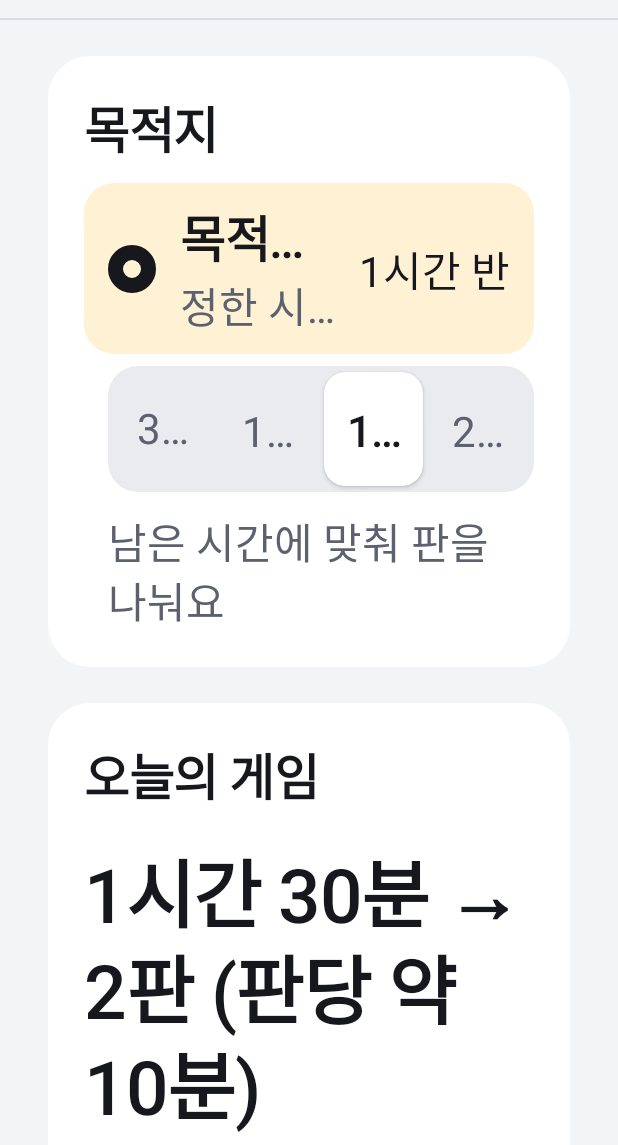
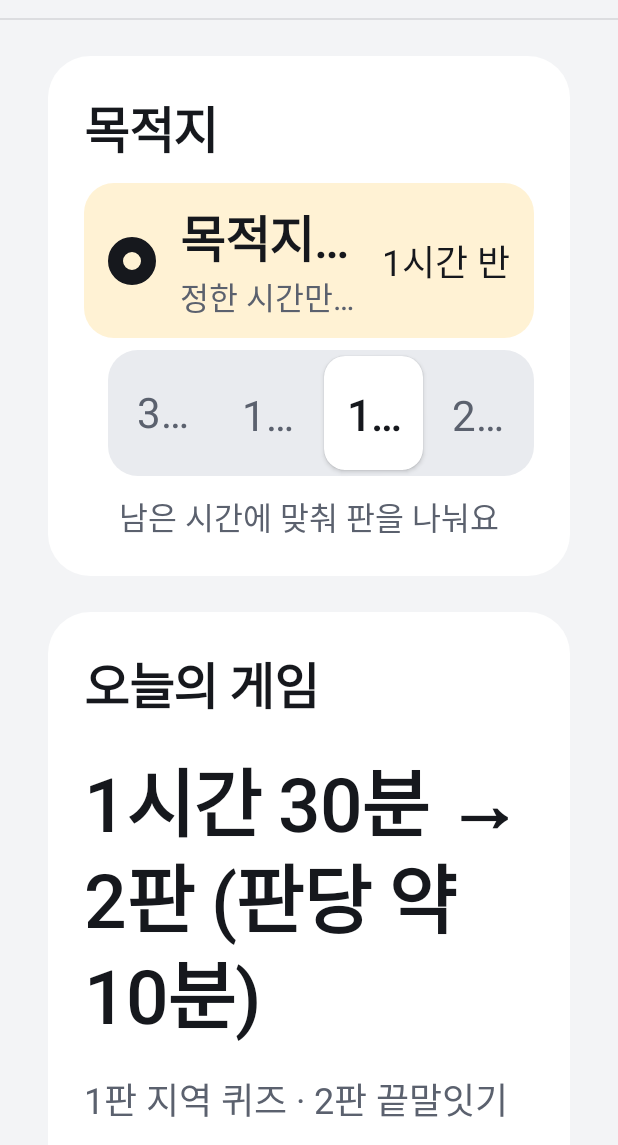
Before and after one commit to dxyxxn/Nolleo, an Android app built with Jetpack Compose: the screen it shows after launch (MainActivity), after a tap on "1시간 반", on a phone screen of 412 x 824 dp, the part 91-1236 px from its top. Run offline under Robolectric (Android 15) with nearby library versions, the phone set to English and light mode, and no system bars; libraries missing offline, so code that uses them is left out: ai.pleos.playground; 26 statements that could not run were skipped.

Commit message:
style: 홈 서브 글씨는 예전 크기로, '남은 시간에 맞춰 판을 나눠요'는 카드 아래 가운데
- 목적지 줄 설명·오른쪽 값, 판 구성·쉬는 시간 줄, 안내 줄, 좌석 센서·배너 설명을 키우기 전 스타일로 (제목·선택 막대는 그대로)
- 넓은 창은 왼쪽 카드 맨 아래로 내려 오른쪽 카드의 '주행 중에는 …'과 같은 높이, 좁은 창은 시간 막대 아래 가운데

```diff
--- a/app/src/main/java/com/nolleo/app/ui/common/Components.kt
+++ b/app/src/main/java/com/nolleo/app/ui/common/Components.kt
@@ -230,11 +230,11 @@ fun ChoiceRow(
         Column(Modifier.weight(1f)) {
             Text(title, style = MaterialTheme.typography.titleLarge, color = c.ink, maxLines = 1, overflow = TextOverflow.Ellipsis)
             if (subtitle != null) {
-                Text(subtitle, style = MaterialTheme.typography.bodyLarge, color = c.muted, maxLines = 1, overflow = TextOverflow.Ellipsis)
+                Text(subtitle, style = MaterialTheme.typography.labelSmall, color = c.muted, maxLines = 1, overflow = TextOverflow.Ellipsis)
             }
         }
         if (trailing != null) {
-            Text(trailing, style = MaterialTheme.typography.bodyLarge, color = if (selected) c.ink else c.muted, maxLines = 1)
+            Text(trailing, style = MaterialTheme.typography.bodyMedium, color = if (selected) c.ink else c.muted, maxLines = 1)
         }
     }
 }
--- a/app/src/main/java/com/nolleo/app/ui/home/HomeScreen.kt
+++ b/app/src/main/java/com/nolleo/app/ui/home/HomeScreen.kt
@@ -110,6 +110,7 @@ fun HomeScreen(container: AppContainer, modifier: Modifier = Modifier) {
                     timerMinutes = home.timerMinutes,
                     onSelect = coordinator::selectDestination,
                     onTimer = coordinator::selectTimer,
+                    fillHeight = wide,
                     modifier = m,
                 )
             }
@@ -150,7 +151,7 @@ private fun Banner(title: String, detail: String?, actions: @Composable () -> Un
         Row(verticalAlignment = Alignment.CenterVertically, horizontalArrangement = Arrangement.spacedBy(Sp.m)) {
             Column(Modifier.weight(1f)) {
                 Text(title, style = MaterialTheme.typography.titleLarge, color = c.ink, maxLines = 2, overflow = TextOverflow.Ellipsis)
-                if (detail != null) Text(detail, style = MaterialTheme.typography.bodyLarge, color = c.muted, maxLines = 1, overflow = TextOverflow.Ellipsis)
+                if (detail != null) Text(detail, style = MaterialTheme.typography.bodyMedium, color = c.muted, maxLines = 1, overflow = TextOverflow.Ellipsis)
             }
             actions()
         }
@@ -171,6 +172,7 @@ private fun DestinationCard(
     timerMinutes: Int,
     onSelect: (DestinationChoice) -> Unit,
     onTimer: (Int) -> Unit,
+    fillHeight: Boolean,
     modifier: Modifier,
 ) {
     val c = Nl.colors
@@ -210,11 +212,14 @@ private fun DestinationCard(
             onSelect = onTimer,
             modifier = Modifier.padding(start = Sp.l, top = Sp.xs),
         )
+        // 안내 한 줄은 카드 아래 가운데 — 넓은 창(카드 두 장 나란히, 높이 같음)에서는 맨 아래로 내려
+        // 오른쪽 카드의 "주행 중에는 음성으로 …" 와 같은 높이에 둔다 (11/8 사용자 요청)
+        if (fillHeight) Spacer(Modifier.weight(1f))
         Text(
             "남은 시간에 맞춰 판을 나눠요",
-            style = MaterialTheme.typography.bodyLarge,
+            style = MaterialTheme.typography.labelSmall,
             color = c.muted,
-            modifier = Modifier.padding(top = Sp.s, start = Sp.l),
+            modifier = Modifier.align(Alignment.CenterHorizontally).padding(top = Sp.s),
         )
     }
 }
@@ -261,7 +266,7 @@ private fun GameCard(
             Row(Modifier.fillMaxWidth().padding(start = SettingLabelWidth), verticalAlignment = Alignment.CenterVertically, horizontalArrangement = Arrangement.spacedBy(Sp.m)) {
                 Text(
                     "좌석 센서가 동승자 ${suggested}명을 감지했어요",
-                    style = MaterialTheme.typography.bodyLarge,
+                    style = MaterialTheme.typography.bodyMedium,
                     color = c.muted,
                     modifier = Modifier.weight(1f),
                     maxLines = 2,
@@ -284,7 +289,7 @@ private fun GameCard(
         }
         Text(
             "주행 중에는 음성으로, 정차 중에는 화면으로 놀아요",
-            style = MaterialTheme.typography.bodyLarge,
+            style = MaterialTheme.typography.labelSmall,
             color = c.muted,
             modifier = Modifier.align(Alignment.CenterHorizontally),
         )
@@ -300,7 +305,7 @@ private fun ColumnScope.PlanSummary(preview: PlanPreview?, demo: Boolean, choice
     val c = Nl.colors
     if (preview == null) {
         // 최근 목적지의 예상 시간(내비 requestTrip)을 아직 받지 못함
-        Text("예상 시간을 확인하고 있어요. 받으면 남은 시간에 맞춰 판을 짜 드려요.", style = MaterialTheme.typography.titleSmall, color = c.muted)
+        Text("예상 시간을 확인하고 있어요. 받으면 남은 시간에 맞춰 판을 짜 드려요.", style = MaterialTheme.typography.bodyLarge, color = c.muted)
         return
     }
     Text(preview.text, style = MaterialTheme.typography.headlineLarge, color = c.ink)
@@ -310,10 +315,10 @@ private fun ColumnScope.PlanSummary(preview: PlanPreview?, demo: Boolean, choice
         preview.plan.rounds.take(6).joinToString(" · ") { "${it.index + 1}판 ${it.game.label}" } +
             if (preview.plan.roundCount > 6) " …" else ""
     }
-    Text(rounds, style = MaterialTheme.typography.bodyLarge, color = c.muted, maxLines = 1, overflow = TextOverflow.Ellipsis)
+    Text(rounds, style = MaterialTheme.typography.bodyMedium, color = c.muted, maxLines = 1, overflow = TextOverflow.Ellipsis)
     val rest = SessionPlanner.restBetweenRoundsSec(preview.plan)?.let { "판 사이 약 ${TripUnits.formatDuration(it)} 쉬어요" }
     val line = listOfNotNull(rest, if (demo) "데모 모드: 판당 ${preview.plan.rounds.first().questionCount}문제" else null).joinToString(" · ")
-    if (line.isNotEmpty()) Text(line, style = MaterialTheme.typography.bodyLarge, color = c.muted, maxLines = 1, overflow = TextOverflow.Ellipsis)
+    if (line.isNotEmpty()) Text(line, style = MaterialTheme.typography.bodyMedium, color = c.muted, maxLines = 1, overflow = TextOverflow.Ellipsis)
 }
 
 /** 랜덤일 때 판 구성 대신 보이는 줄 */
```
